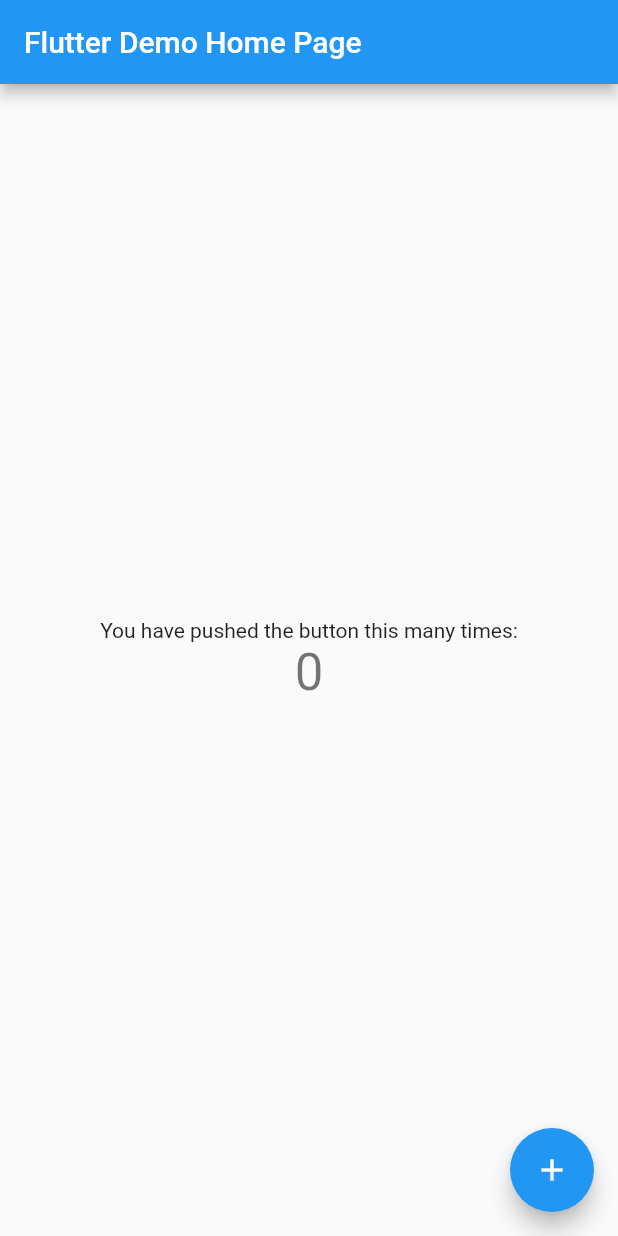
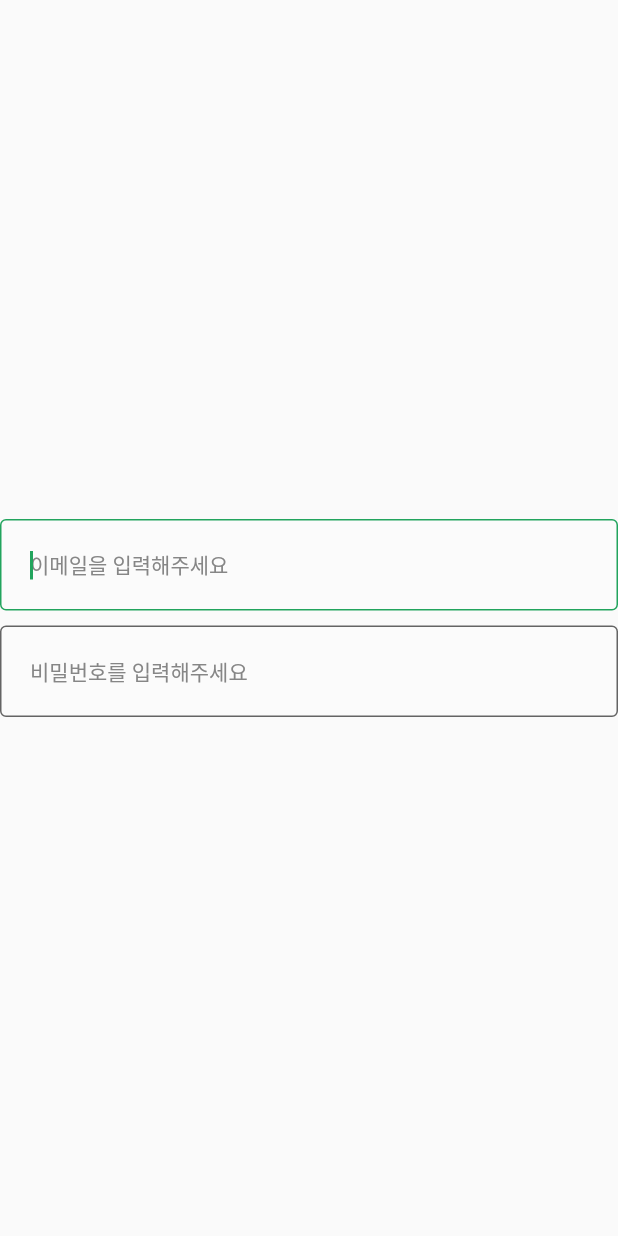
Before and after one commit to devHDK/flutter_test, a Flutter app: the screen it shows after launch, on a phone screen of 412 x 824 dp. Run offline on Flutter 3.47's test engine with Material 2 defaults, Android fonts, the phone set to English and light mode, and no system bars.

Commit message:
1. 기본 UI 작업하기 - Add customTextFormField

```diff
--- /dev/null
+++ b/lib/common/component/custom_text_form_field.dart
@@ -0,0 +1,54 @@
+import 'package:actual/common/const/colors.dart';
+import 'package:flutter/material.dart';
+
+class CustomTextFormField extends StatelessWidget {
+  final String? hintText;
+  final String? errorText;
+  final bool obscureText;
+  final bool autoFocus;
+  final ValueChanged<String>? onChanged;
+
+  const CustomTextFormField({
+    super.key,
+    this.hintText,
+    this.errorText,
+    this.obscureText = false,
+    this.autoFocus = false,
+    required this.onChanged,
+  });
+
+  @override
+  Widget build(BuildContext context) {
+    const baseBorder = OutlineInputBorder(
+      borderSide: BorderSide(
+        color: INPUT_BORDER_COLOR,
+        width: 1,
+      ),
+    );
+
+    return TextFormField(
+      cursorColor: PRIMARY_COLOR,
+      //비밀번호 입력할때
+      obscureText: true,
+      autofocus: true,
+      onChanged: onChanged,
+      decoration: InputDecoration(
+        contentPadding: const EdgeInsets.all(20),
+        hintText: hintText,
+        // errorText: errorText,
+        hintStyle: const TextStyle(
+          color: BODY_TEXT_COLOR,
+          fontSize: 14.0,
+        ),
+        filled: true,
+        fillColor: INPUT_BG_COLOR,
+        border: baseBorder,
+        focusedBorder: baseBorder.copyWith(
+          borderSide: baseBorder.borderSide.copyWith(
+            color: PRIMARY_COLOR,
+          ),
+        ),
+      ),
+    );
+  }
+}
--- /dev/null
+++ b/lib/common/const/colors.dart
@@ -0,0 +1,10 @@
+import 'package:flutter/material.dart';
+
+// 주색상
+const PRIMARY_COLOR = Color(0xFF22A45D);
+// 글자 색상
+const BODY_TEXT_COLOR = Color(0xFF868686);
+// 텍스트필드 배경 색상
+const INPUT_BG_COLOR = Color(0xFFFBFBFB);
+// 텍스트필드 테두리 색상
+const INPUT_BORDER_COLOR = Color(0xFFF3F2F2);
--- a/lib/main.dart
+++ b/lib/main.dart
@@ -1,115 +1,36 @@
+import 'package:actual/common/component/custom_text_form_field.dart';
 import 'package:flutter/material.dart';
 
 void main() {
-  runApp(const MyApp());
+  runApp(const _App());
 }
 
-class MyApp extends StatelessWidget {
-  const MyApp({super.key});
+class _App extends StatelessWidget {
+  const _App();
 
-  // This widget is the root of your application.
   @override
   Widget build(BuildContext context) {
     return MaterialApp(
-      title: 'Flutter Demo',
-      theme: ThemeData(
-        // This is the theme of your application.
-        //
-        // Try running your application with "flutter run". You'll see the
-        // application has a blue toolbar. Then, without quitting the app, try
-        // changing the primarySwatch below to Colors.green and then invoke
-        // "hot reload" (press "r" in the console where you ran "flutter run",
-        // or simply save your changes to "hot reload" in a Flutter IDE).
-        // Notice that the counter didn't reset back to zero; the application
-        // is not restarted.
-        primarySwatch: Colors.blue,
-      ),
-      home: const MyHomePage(title: 'Flutter Demo Home Page'),
+      home: Scaffold(
+          body: Column(
+        mainAxisAlignment: MainAxisAlignment.center,
+        children: [
+          CustomTextFormField(
+            hintText: '이메일을 입력해주세요',
+            errorText: '에러가 있습니다',
+            onChanged: (value) {},
+          ),
+          const SizedBox(
+            height: 10,
+          ),
+          CustomTextFormField(
+            hintText: '비밀번호를 입력해주세요',
+            errorText: '에러가 있습니다',
+            onChanged: (value) {},
+            obscureText: true,
+          ),
+        ],
+      )),
     );
   }
 }
-
-class MyHomePage extends StatefulWidget {
-  const MyHomePage({super.key, required this.title});
-
-  // This widget is the home page of your application. It is stateful, meaning
-  // that it has a State object (defined below) that contains fields that affect
-  // how it looks.
-
-  // This class is the configuration for the state. It holds the values (in this
-  // case the title) provided by the parent (in this case the App widget) and
-  // used by the build method of the State. Fields in a Widget subclass are
-  // always marked "final".
-
-  final String title;
-
-  @override
-  State<MyHomePage> createState() => _MyHomePageState();
-}
-
-class _MyHomePageState extends State<MyHomePage> {
-  int _counter = 0;
-
-  void _incrementCounter() {
-    setState(() {
-      // This call to setState tells the Flutter framework that something has
-      // changed in this State, which causes it to rerun the build method below
-      // so that the display can reflect the updated values. If we changed
-      // _counter without calling setState(), then the build method would not be
-      // called again, and so nothing would appear to happen.
-      _counter++;
-    });
-  }
-
-  @override
-  Widget build(BuildContext context) {
-    // This method is rerun every time setState is called, for instance as done
-    // by the _incrementCounter method above.
-    //
-    // The Flutter framework has been optimized to make rerunning build methods
-    // fast, so that you can just rebuild anything that needs updating rather
-    // than having to individually change instances of widgets.
-    return Scaffold(
-      appBar: AppBar(
-        // Here we take the value from the MyHomePage object that was created by
-        // the App.build method, and use it to set our appbar title.
-        title: Text(widget.title),
-      ),
-      body: Center(
-        // Center is a layout widget. It takes a single child and positions it
-        // in the middle of the parent.
-        child: Column(
-          // Column is also a layout widget. It takes a list of children and
-          // arranges them vertically. By default, it sizes itself to fit its
-          // children horizontally, and tries to be as tall as its parent.
-          //
-          // Invoke "debug painting" (press "p" in the console, choose the
-          // "Toggle Debug Paint" action from the Flutter Inspector in Android
-          // Studio, or the "Toggle Debug Paint" command in Visual Studio Code)
-          // to see the wireframe for each widget.
-          //
-          // Column has various properties to control how it sizes itself and
-          // how it positions its children. Here we use mainAxisAlignment to
-          // center the children vertically; the main axis here is the vertical
-          // axis because Columns are vertical (the cross axis would be
-          // horizontal).
-          mainAxisAlignment: MainAxisAlignment.center,
-          children: <Widget>[
-            const Text(
-              'You have pushed the button this many times:',
-            ),
-            Text(
-              '$_counter',
-              style: Theme.of(context).textTheme.headlineMedium,
-            ),
-          ],
-        ),
-      ),
-      floatingActionButton: FloatingActionButton(
-        onPressed: _incrementCounter,
-        tooltip: 'Increment',
-        child: const Icon(Icons.add),
-      ), // This trailing comma makes auto-formatting nicer for build methods.
-    );
-  }
-}
```
